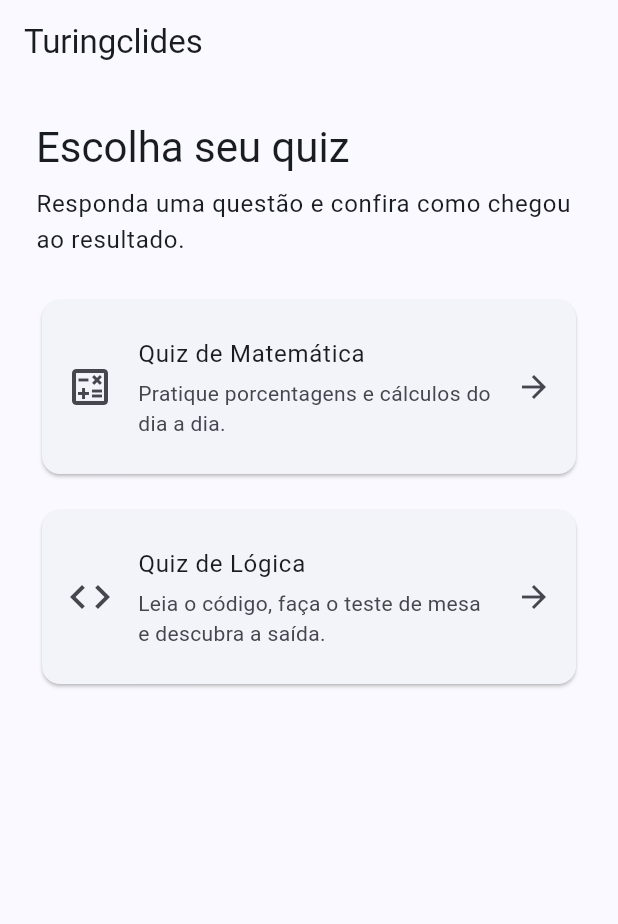
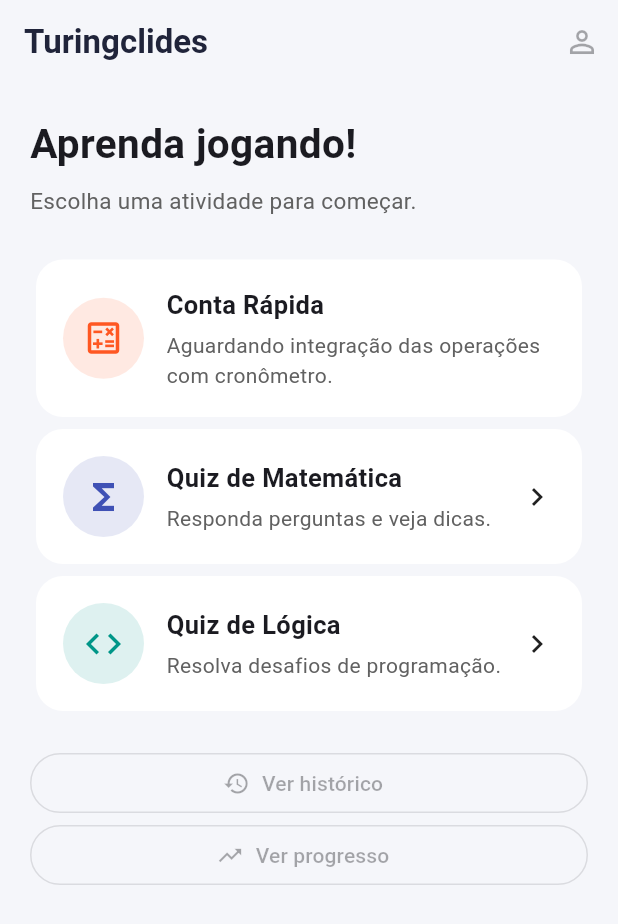
Before and after one commit to Breno-Alexandre1604/turingclides, a Flutter app: the screen it shows after launch, on a phone screen of 412 x 824 dp. Shown: the top 924 px of the screen. Run offline on Flutter 3.47's test engine with Material 3 defaults, Android fonts, the phone set to English and light mode, and no system bars; our stand-ins replace material_ui.

Commit message:
feat: integra a Home de Leonardo e as rotas de Lucas aos quizzes de Breno
Interface e tema de Leonardo, navegação de Lucas. Contribuições recebidas em Trabalhomobilejunto.txt, adaptadas à estrutura Flutter do projeto.

```diff
--- /dev/null
+++ b/lib/app/app_theme.dart
@@ -0,0 +1,13 @@
+import 'package:material_ui/material_ui.dart';
+
+// Tema da interface de Leonardo, adaptado do protótipo da equipe.
+final appTheme = ThemeData(
+  useMaterial3: true,
+  colorScheme: ColorScheme.fromSeed(seedColor: const Color(0xFF4255D4)),
+  scaffoldBackgroundColor: const Color(0xFFF5F6FA),
+  appBarTheme: const AppBarThemeData(
+    backgroundColor: Color(0xFFF5F6FA),
+    foregroundColor: Color(0xFF20243A),
+    centerTitle: false,
+  ),
+);
--- a/lib/main.dart
+++ b/lib/main.dart
@@ -1,6 +1,7 @@
 import 'package:material_ui/material_ui.dart';
 
-import 'presentation/quizzes/quiz_selection_screen.dart';
+import 'app/app_theme.dart';
+import 'presentation/home/home_screen.dart';
 
 void main() {
   runApp(const TuringclidesApp());
@@ -13,11 +14,9 @@ class TuringclidesApp extends StatelessWidget {
   Widget build(BuildContext context) {
     return MaterialApp(
       title: 'Turingclides',
-      theme: ThemeData(
-        colorScheme: ColorScheme.fromSeed(seedColor: const Color(0xFF315C9B)),
-        useMaterial3: true,
-      ),
-      home: const QuizSelectionScreen(),
+      debugShowCheckedModeBanner: false,
+      theme: appTheme,
+      home: const HomeScreen(),
     );
   }
 }
--- /dev/null
+++ b/lib/presentation/home/configuration_screen.dart
@@ -0,0 +1,65 @@
+import 'package:material_ui/material_ui.dart';
+
+import '../../domain/games/quiz_compartilhado/quiz_question.dart';
+import '../../domain/games/quiz_logica/logica_question.dart';
+import '../../domain/games/quiz_matematica/matematica_question.dart';
+import '../quizzes/quiz_screen.dart';
+import '../widgets/game_controls.dart';
+
+enum QuizMode {
+  matematica('Quiz de Matemática', matematicaQuestion),
+  logica('Quiz de Lógica', logicaQuestion);
+
+  const QuizMode(this.title, this.question);
+  final String title;
+  final QuizQuestion question;
+}
+
+// Configuração de Leonardo e navegação de Lucas para o banco de cada modo.
+class ConfigurationScreen extends StatelessWidget {
+  const ConfigurationScreen({super.key, required this.mode});
+
+  final QuizMode mode;
+
+  @override
+  Widget build(BuildContext context) {
+    return Scaffold(
+      appBar: AppBar(title: const Text('Configurar atividade')),
+      body: Center(
+        child: ConstrainedBox(
+          constraints: const BoxConstraints(maxWidth: 680),
+          child: ListView(
+            padding: const EdgeInsets.all(20),
+            children: [
+              Text(
+                mode.title,
+                style: const TextStyle(
+                  fontSize: 23,
+                  fontWeight: FontWeight.bold,
+                ),
+              ),
+              const SizedBox(height: 24),
+              const Text('Dificuldade: Fácil'),
+              const SizedBox(height: 16),
+              const Text('1 pergunta'),
+              const SizedBox(height: 28),
+              PrimaryButton(
+                texto: 'Começar',
+                onPressed: () => Navigator.of(context)
+                    .pushReplacement<void, void>(
+                      MaterialPageRoute<void>(
+                        settings: const RouteSettings(name: '/partida'),
+                        builder: (_) => QuizScreen(
+                          title: mode.title,
+                          question: mode.question,
+                        ),
+                      ),
+                    ),
+              ),
+            ],
+          ),
+        ),
+      ),
+    );
+  }
+}
--- /dev/null
+++ b/lib/presentation/home/home_screen.dart
@@ -0,0 +1,91 @@
+import 'package:material_ui/material_ui.dart';
+
+import '../widgets/game_controls.dart';
+import 'configuration_screen.dart';
+
+// Home e cartões de Leonardo com o percurso Home → configuração de Lucas.
+class HomeScreen extends StatelessWidget {
+  const HomeScreen({super.key});
+
+  void _abrirConfiguracao(BuildContext context, QuizMode mode) {
+    Navigator.of(context).push<void>(
+      MaterialPageRoute<void>(
+        settings: const RouteSettings(name: '/configuracao'),
+        builder: (_) => ConfigurationScreen(mode: mode),
+      ),
+    );
+  }
+
+  @override
+  Widget build(BuildContext context) {
+    return Scaffold(
+      appBar: AppBar(
+        title: const Text(
+          'Turingclides',
+          style: TextStyle(fontWeight: FontWeight.bold),
+        ),
+        actions: const [
+          IconButton(
+            tooltip: 'Perfil',
+            onPressed: null,
+            icon: Icon(Icons.person_outline),
+          ),
+        ],
+      ),
+      body: Center(
+        child: ConstrainedBox(
+          constraints: const BoxConstraints(maxWidth: 680),
+          child: ListView(
+            padding: const EdgeInsets.all(20),
+            children: [
+              const Text(
+                'Aprenda jogando!',
+                style: TextStyle(fontSize: 27, fontWeight: FontWeight.bold),
+              ),
+              const SizedBox(height: 8),
+              Text(
+                'Escolha uma atividade para começar.',
+                style: TextStyle(color: Colors.grey.shade700, fontSize: 15),
+              ),
+              const SizedBox(height: 25),
+              const ModeCard(
+                titulo: 'Conta Rápida',
+                descricao:
+                    'Aguardando integração das operações com cronômetro.',
+                icone: Icons.calculate_outlined,
+                cor: Colors.deepOrange,
+              ),
+              ModeCard(
+                key: const Key('quiz-mode-math'),
+                titulo: 'Quiz de Matemática',
+                descricao: 'Responda perguntas e veja dicas.',
+                icone: Icons.functions,
+                cor: Colors.indigo,
+                onTap: () => _abrirConfiguracao(context, QuizMode.matematica),
+              ),
+              ModeCard(
+                key: const Key('quiz-mode-logic'),
+                titulo: 'Quiz de Lógica',
+                descricao: 'Resolva desafios de programação.',
+                icone: Icons.code,
+                cor: Colors.teal,
+                onTap: () => _abrirConfiguracao(context, QuizMode.logica),
+              ),
+              const SizedBox(height: 20),
+              OutlinedButton.icon(
+                onPressed: null,
+                icon: const Icon(Icons.history),
+                label: const Text('Ver histórico'),
+              ),
+              OutlinedButton.icon(
+                onPressed: null,
+                icon: const Icon(Icons.trending_up),
+                label: const Text('Ver progresso'),
+              ),
+            ],
+          ),
+        ),
+      ),
+    );
+  }
+}
--- a/lib/presentation/quizzes/quiz_selection_screen.dart
+++ /dev/null
@@ -1,105 +0,0 @@
-import 'package:material_ui/material_ui.dart';
-
-import '../../domain/games/quiz_compartilhado/quiz_question.dart';
-import '../../domain/games/quiz_logica/logica_question.dart';
-import '../../domain/games/quiz_matematica/matematica_question.dart';
-import 'quiz_screen.dart';
-
-class QuizSelectionScreen extends StatelessWidget {
-  const QuizSelectionScreen({super.key});
-
-  @override
-  Widget build(BuildContext context) {
-    return Scaffold(
-      appBar: AppBar(title: const Text('Turingclides')),
-      body: Center(
-        child: ConstrainedBox(
-          constraints: const BoxConstraints(maxWidth: 680),
-          child: ListView(
-            padding: const EdgeInsets.all(24),
-            children: [
-              Text(
-                'Escolha seu quiz',
-                style: Theme.of(context).textTheme.headlineMedium,
-              ),
-              const SizedBox(height: 8),
-              Text(
-                'Responda uma questão e confira como chegou ao resultado.',
-                style: Theme.of(context).textTheme.bodyLarge,
-              ),
-              const SizedBox(height: 24),
-              _QuizModeCard(
-                key: const Key('quiz-mode-math'),
-                title: 'Quiz de Matemática',
-                description: 'Pratique porcentagens e cálculos do dia a dia.',
-                icon: Icons.calculate_outlined,
-                onTap: () => _openQuiz(
-                  context,
-                  title: 'Quiz de Matemática',
-                  question: matematicaQuestion,
-                ),
-              ),
-              const SizedBox(height: 16),
-              _QuizModeCard(
-                key: const Key('quiz-mode-logic'),
-                title: 'Quiz de Lógica',
-                description: 'Leia o código, faça o teste de mesa e descubra a saída.',
-                icon: Icons.code,
-                onTap: () => _openQuiz(
-                  context,
-                  title: 'Quiz de Lógica',
-                  question: logicaQuestion,
-                ),
-              ),
-            ],
-          ),
-        ),
-      ),
-    );
-  }
-
-  void _openQuiz(
-    BuildContext context, {
-    required String title,
-    required QuizQuestion question,
-  }) {
-    Navigator.of(context).push<void>(
-      MaterialPageRoute<void>(
-        builder: (_) => QuizScreen(title: title, question: question),
-      ),
-    );
-  }
-}
-
-class _QuizModeCard extends StatelessWidget {
-  const _QuizModeCard({
-    super.key,
-    required this.title,
-    required this.description,
-    required this.icon,
-    required this.onTap,
-  });
-
-  final String title;
-  final String description;
-  final IconData icon;
-  final VoidCallback onTap;
-
-  @override
-  Widget build(BuildContext context) {
-    return Card(
-      clipBehavior: Clip.antiAlias,
-      child: ListTile(
-        contentPadding: const EdgeInsets.all(16),
-        leading: Icon(icon, size: 32),
-        title: Text(title),
-        subtitle: Padding(
-          padding: const EdgeInsets.only(top: 4),
-          child: Text(description),
-        ),
-        trailing: const Icon(Icons.arrow_forward),
-        onTap: onTap,
-      ),
-    );
-  }
-}
--- /dev/null
+++ b/lib/presentation/widgets/game_controls.dart
@@ -0,0 +1,93 @@
+import 'package:material_ui/material_ui.dart';
+
+// Componentes de Leonardo em Trabalhomobilejunto.txt.
+class ModeCard extends StatelessWidget {
+  const ModeCard({
+    super.key,
+    required this.titulo,
+    required this.descricao,
+    required this.icone,
+    required this.cor,
+    this.onTap,
+  });
+
+  final String titulo;
+  final String descricao;
+  final IconData icone;
+  final Color cor;
+  final VoidCallback? onTap;
+
+  @override
+  Widget build(BuildContext context) {
+    return Card(
+      elevation: 0,
+      color: Colors.white,
+      shape: RoundedRectangleBorder(borderRadius: BorderRadius.circular(18)),
+      child: InkWell(
+        borderRadius: BorderRadius.circular(18),
+        onTap: onTap,
+        child: Padding(
+          padding: const EdgeInsets.all(18),
+          child: Row(
+            children: [
+              CircleAvatar(
+                radius: 27,
+                backgroundColor: cor.withValues(alpha: 0.13),
+                child: Icon(icone, color: cor, size: 28),
+              ),
+              const SizedBox(width: 15),
+              Expanded(
+                child: Column(
+                  crossAxisAlignment: CrossAxisAlignment.start,
+                  children: [
+                    Text(
+                      titulo,
+                      style: const TextStyle(
+                        fontSize: 17,
+                        fontWeight: FontWeight.bold,
+                      ),
+                    ),
+                    const SizedBox(height: 5),
+                    Text(
+                      descricao,
+                      style: TextStyle(color: Colors.grey.shade700),
+                    ),
+                  ],
+                ),
+              ),
+              if (onTap != null) const Icon(Icons.chevron_right),
+            ],
+          ),
+        ),
+      ),
+    );
+  }
+}
+
+class PrimaryButton extends StatelessWidget {
+  const PrimaryButton({
+    super.key,
+    required this.texto,
+    required this.onPressed,
+  });
+
+  final String texto;
+  final VoidCallback onPressed;
+
+  @override
+  Widget build(BuildContext context) {
+    return SizedBox(
+      width: double.infinity,
+      child: FilledButton(
+        onPressed: onPressed,
+        style: FilledButton.styleFrom(
+          padding: const EdgeInsets.symmetric(vertical: 16),
+          shape: RoundedRectangleBorder(
+            borderRadius: BorderRadius.circular(13),
+          ),
+        ),
+        child: Text(texto),
+      ),
+    );
+  }
+}
```
Also changed, not shown: 1 other file.
